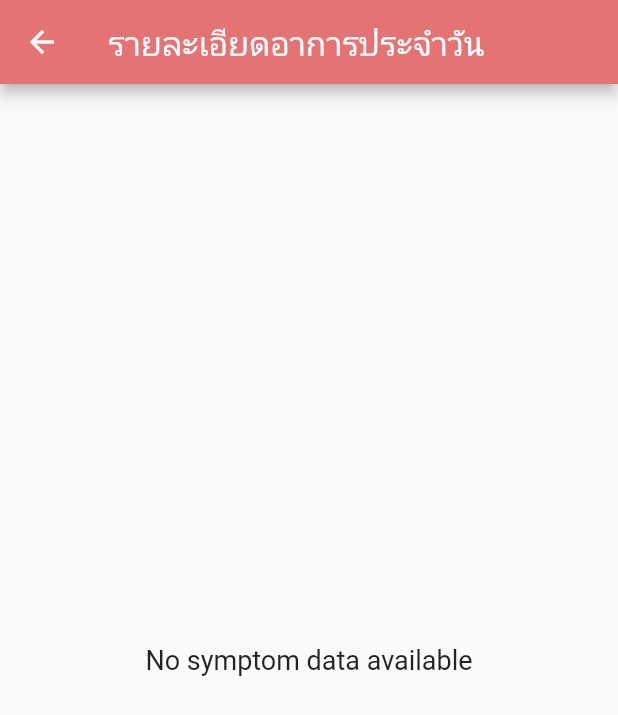
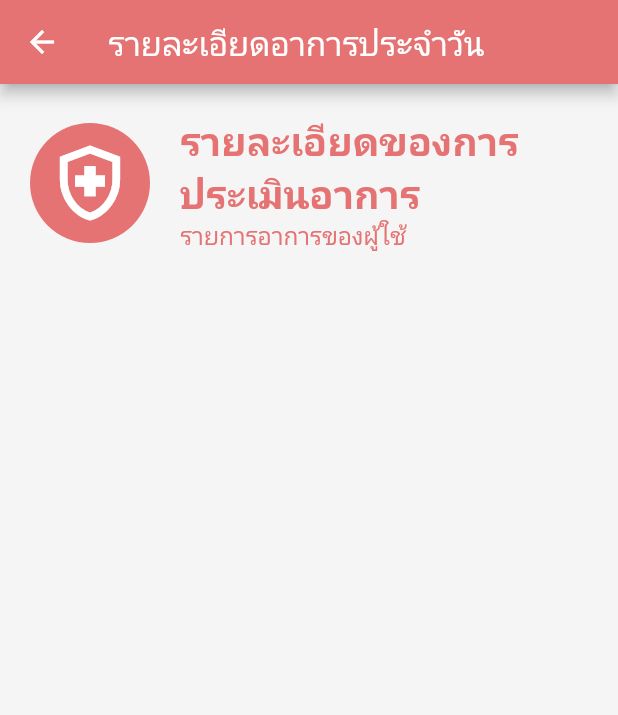
Before and after one commit to kidrunner1/projectcovid, a Flutter app: the GetData_EvaluateSymptom screen opened directly with empty values, on a phone screen of 412 x 824 dp. Shown: the top 715 px of the screen. Run offline on Flutter 3.47's test engine with Material 2 defaults, Android fonts, the phone set to English and light mode, and no system bars; our stand-ins replace animated_text_kit, awesome_dialog, carousel_slider, cloud_firestore, firebase_auth, firebase_core and 12 more; missing offline and left inert: dialog_flowtter, flutter_phone_direct_caller; accounts and stored records are empty; Roboto replaces fonts that are missing (Prompt); project files that could hold a hidden picture were left out.

Commit message:
update UI

```diff
--- a/lib/screen/evaluate_symptom/get_symptom.dart
+++ b/lib/screen/evaluate_symptom/get_symptom.dart
@@ -3,8 +3,6 @@ import 'package:flutter/material.dart';
 import 'package:cloud_firestore/cloud_firestore.dart';
 import 'package:google_fonts/google_fonts.dart';
 import 'package:intl/intl.dart';
-
-// Create a new Dart file for the EditSymptomScreen and import it here
 
 class GetData_EvaluateSymptom extends StatefulWidget {
   final List<DocumentSnapshot<Object?>> symptomData;
@@ -24,6 +22,7 @@ class GetData_EvaluateSymptom extends StatefulWidget {
 class _GetData_EvaluateSymptomState extends State<GetData_EvaluateSymptom> {
   List<Map<String, dynamic>> symptomData = [];
 
+  @override
   void initState() {
     super.initState();
     fetchDataFromFirestore();
@@ -57,6 +56,7 @@ class _GetData_EvaluateSymptomState extends State<GetData_EvaluateSymptom> {
   @override
   Widget build(BuildContext context) {
     return Scaffold(
+        backgroundColor: Colors.grey[100],
         appBar: AppBar(
           backgroundColor: Colors.red[300],
           title: Text(
@@ -64,29 +64,65 @@ class _GetData_EvaluateSymptomState extends State<GetData_EvaluateSymptom> {
             style: GoogleFonts.prompt(fontSize: 22, color: Colors.white),
           ),
         ),
-      body: Center(
-        // ignore: unnecessary_null_comparison
-        child: symptomData != null && symptomData.isNotEmpty
-            ? ListView.builder(
+        body: Padding(
+            padding: const EdgeInsets.all(20.0),
+            child:
+                Column(crossAxisAlignment: CrossAxisAlignment.start, children: [
+              Row(
+                children: [
+                  CircleAvatar(
+                      radius: 40,
+                      backgroundColor: Colors.red[300],
+                      child: const Icon(
+                        Icons.health_and_safety_outlined,
+                        color: Colors.white,
+                        size: 60,
+                      )),
+                  const SizedBox(width: 20),
+                  Expanded(
+                    child: Column(
+                      crossAxisAlignment: CrossAxisAlignment.start,
+                      children: [
+                        Text(
+                          'รายละเอียดของการประเมินอาการ',
+                          style: GoogleFonts.prompt(
+                            fontSize: 26,
+                            fontWeight: FontWeight.bold,
+                            color: Colors.red[300],
+                          ),
+                        ),
+                        Text(
+                          'รายการอาการของผู้ใช้',
+                          style: GoogleFonts.prompt(
+                            fontSize: 16,
+                            color: Colors.red[300],
+                          ),
+                        ),
+                      ],
+                    ),
+                  )
+                ],
+              ),
+              const SizedBox(height: 25),
+              Expanded(
+                child: ListView.builder(
                   itemCount: symptomData.length,
                   itemBuilder: (context, index) {
                     Map<String, dynamic> symptoms =
                         symptomData[index]['symptoms'] as Map<String, dynamic>;
-
-                  List<String> selectedSymptoms = [];
-
-                  symptoms.forEach((symptom, value) {
-                    if (value == 'Y') {
-                      selectedSymptoms.add(symptom);
-                    }
-                  });
-                  selectedSymptoms.sort((a, b) => a.compareTo(b));
+                    List<String> selectedSymptoms = symptoms.keys
+                        .where((key) => symptoms[key] == "Y")
+                        .toList();
 
                     return Card(
-                    elevation: 3,
-                    margin: const EdgeInsets.all(8),
+                      margin: const EdgeInsets.only(bottom: 16.0),
+                      elevation: 5,
+                      color: Colors.white,
+                      shape: RoundedRectangleBorder(
+                        borderRadius: BorderRadius.circular(15),
+                      ),
                       child: Padding(
-                      padding: const EdgeInsets.all(16),
+                        padding: const EdgeInsets.all(16.0),
                         child: Column(
                           crossAxisAlignment: CrossAxisAlignment.start,
                           children: [
@@ -106,33 +142,20 @@ class _GetData_EvaluateSymptomState extends State<GetData_EvaluateSymptom> {
                               ),
                             ),
                             SizedBox(height: 8),
-                          Text(
-                            'รายละเอียดอาการ : ',
+                            ...selectedSymptoms.map((symptom) {
+                              return Padding(
+                                padding: const EdgeInsets.only(bottom: 8.0),
+                                child: Text(
+                                  symptom,
                                   style: GoogleFonts.prompt(
                                     fontSize: 18,
-                              fontWeight: FontWeight.bold,
+                                    color: Colors.black54,
                                   ),
-                          ),
-                          SizedBox(height: 4),
-                          Column(
-                            crossAxisAlignment: CrossAxisAlignment.start,
-                            children: selectedSymptoms.map((symptom) {
-                              return Text(
-                                symptom,
-                                style: GoogleFonts.prompt(
-                                  fontSize: 16,
                                 ),
                               );
                             }).toList(),
-                          ),
-                          SizedBox(height: 16),
-                          // Edit and Delete Buttons
-                          Row(
-                            mainAxisAlignment: MainAxisAlignment.spaceBetween,
-                            children: [
                             ElevatedButton.icon(
                               onPressed: () {
-                                  //Show a confirmation dialog before deleting the symptom
                                 showDialog(
                                   context: context,
                                   builder: (context) => AlertDialog(
@@ -141,9 +164,6 @@ class _GetData_EvaluateSymptomState extends State<GetData_EvaluateSymptom> {
                                       style: GoogleFonts.prompt(
                                           color: Colors.black, fontSize: 22),
                                     ),
-                                      // titleTextStyle: GoogleFonts.prompt(
-                                      //     fontSize: 20,
-                                      //     fontWeight: FontWeight.bold),
                                     content: Text(
                                       'คุณแน่ใจหรือไม่ว่าต้องการลบอาการนี้?',
                                       style: GoogleFonts.prompt(
@@ -163,18 +183,14 @@ class _GetData_EvaluateSymptomState extends State<GetData_EvaluateSymptom> {
                                       ),
                                       TextButton(
                                         onPressed: () async {
-                                            // Delete the symptom data from Firestore
                                           await FirebaseFirestore.instance
                                               .collection('evaluate_symptoms')
                                               .doc(symptomData[index]
                                                   ['documentId'])
                                               .delete();
-
-                                            // Remove the symptom from the list
                                           setState(() {
                                             symptomData.removeAt(index);
                                           });
-
                                           Navigator.of(context).pop();
                                         },
                                         child: Text(
@@ -199,19 +215,11 @@ class _GetData_EvaluateSymptomState extends State<GetData_EvaluateSymptom> {
                             ),
                           ],
                         ),
-                        ],
-                      ),
                       ),
                     );
                   },
+                ),
               )
-            : Center(
-                child: Text(
-                  'No symptom data available',
-                  style: TextStyle(fontSize: 18),
-                ),
-              ),
-      ),
-    );
+            ])));
   }
 }
--- a/lib/screen/reset_page.dart
+++ b/lib/screen/reset_page.dart
@@ -154,7 +154,7 @@ class _ResetPasswordState extends State<ResetPassword> {
   @override
   Widget build(BuildContext context) {
     return Scaffold(
-      backgroundColor: Colors.white,
+      backgroundColor: Colors.red[50],
       body: SafeArea(
         child: SingleChildScrollView(
           child: Padding(
@@ -200,6 +200,9 @@ class _ResetPasswordState extends State<ResetPassword> {
                     color: Colors.black87,
                   ),
                   decoration: InputDecoration(
+                    fillColor: Colors
+                        .white, // This line sets the background color of the box
+                    filled: true, // This line makes the fillColor effective
                     prefixIcon: Icon(Icons.email, color: Colors.red[300]),
                     border: OutlineInputBorder(
                       borderRadius: BorderRadius.circular(15),
```
Also changed, not shown: lib/screen/adminscreen/Datadaily/getdata_dailys_admin.dart (+34 -26 lines), lib/screen/adminscreen/Envaluate/get_envaluate_admin.dart (+39 -34 lines), pubspec.lock. Lines whose indentation alone changed are shown as unchanged.
